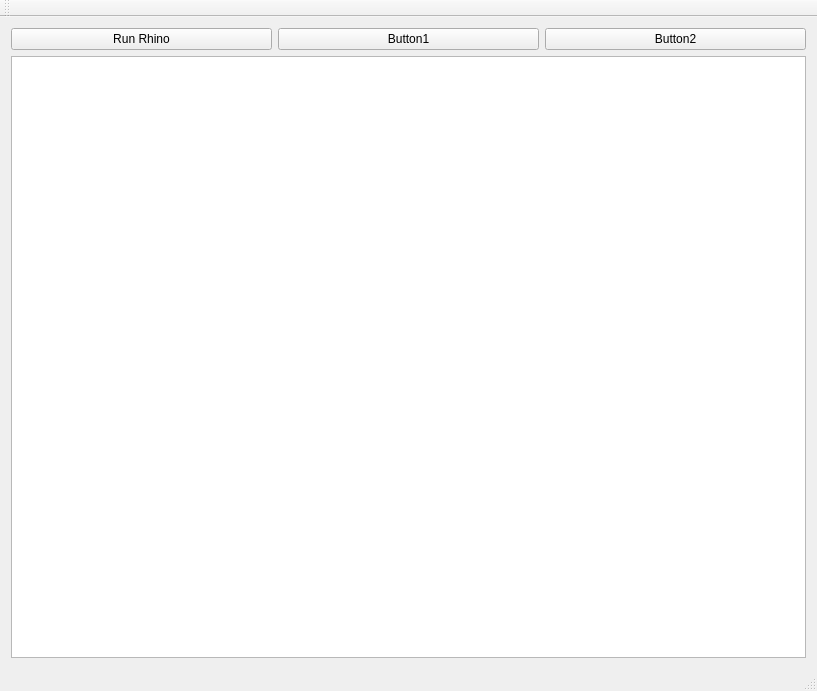
This is QTUI/qtui.ui in emorywalrus/RhinoLink7 as Qt 5 draws it before an edit. The edited form follows.
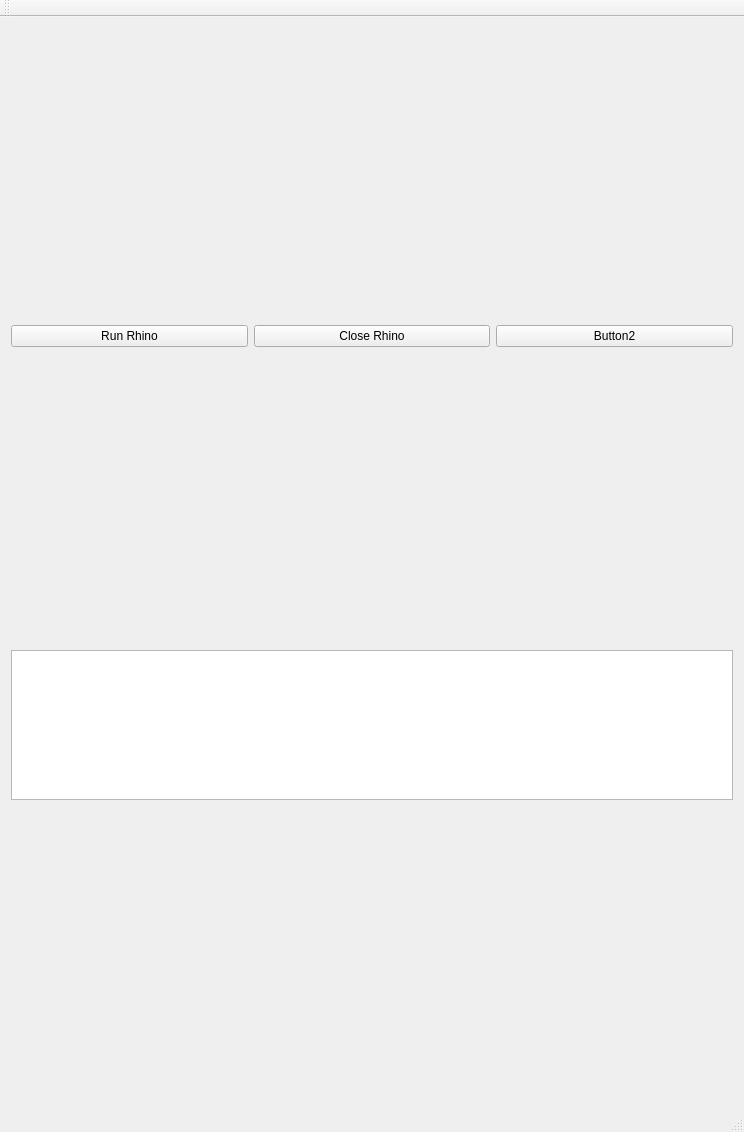
This is the edited form.

What changed in the file:
```diff
--- a/QTUI/qtui.ui
+++ b/QTUI/qtui.ui
@@ -6,8 +6,8 @@
    <rect>
     <x>0</x>
     <y>0</y>
-    <width>817</width>
-    <height>691</height>
+    <width>744</width>
+    <height>1132</height>
    </rect>
   </property>
   <property name="sizePolicy">
@@ -35,21 +35,21 @@
       <item>
        <widget class="QTextBrowser" name="retBox">
         <property name="sizePolicy">
-         <sizepolicy hsizetype="Expanding" vsizetype="Minimum">
+         <sizepolicy hsizetype="Expanding" vsizetype="Expanding">
           <horstretch>0</horstretch>
-          <verstretch>0</verstretch>
+          <verstretch>5</verstretch>
          </sizepolicy>
         </property>
         <property name="minimumSize">
          <size>
           <width>0</width>
-          <height>100</height>
+          <height>0</height>
          </size>
         </property>
         <property name="maximumSize">
          <size>
           <width>16777215</width>
-          <height>16777215</height>
+          <height>150</height>
          </size>
         </property>
        </widget>
@@ -78,7 +78,7 @@
        </sizepolicy>
       </property>
       <property name="text">
-       <string>Button1</string>
+       <string>Close Rhino</string>
       </property>
      </widget>
     </item>
```
Left out of the diff: 6 changed lines with no effect on the pictures.
